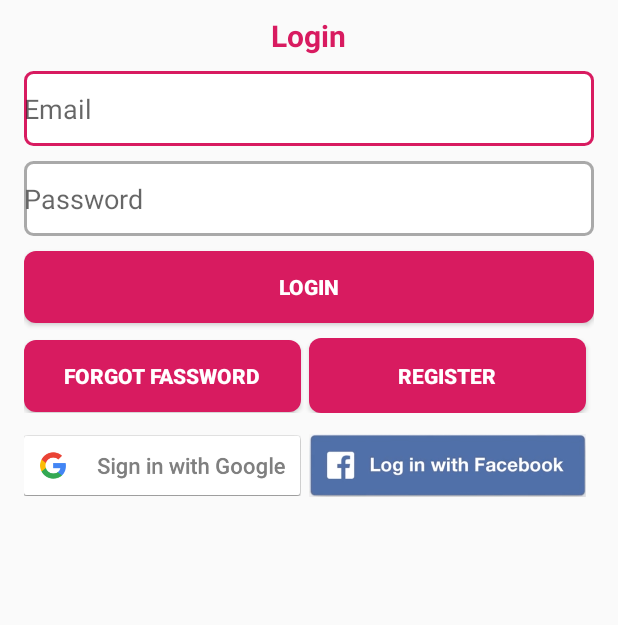
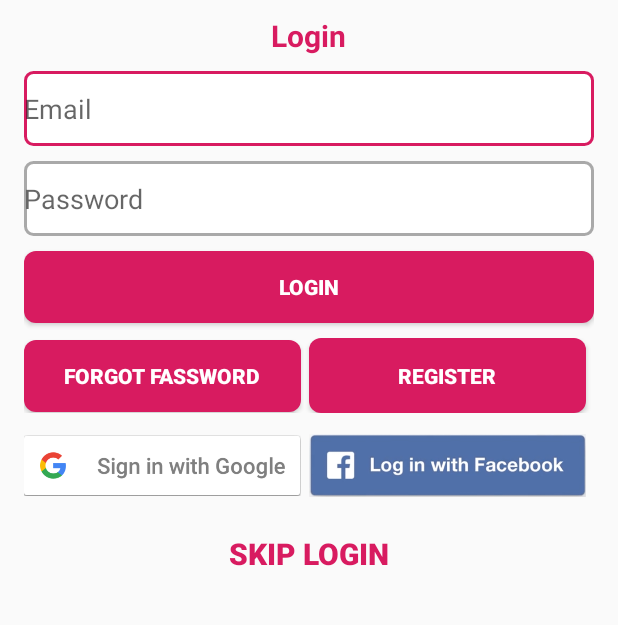
Before and after one commit to pramodmauryapk/testp4u, an Android app: the LoginActivity screen opened directly, with no data from a screen before it, on a phone screen of 412 x 824 dp, the part 354-979 px from its top. Run offline under Robolectric (Android 15) with nearby library versions, the phone set to English and light mode, and no system bars; our stand-ins replace Firebase (no records; nobody signed in at launch, a user with empty details on screens opened directly); 1 statement that could not run was skipped.

Commit message:
login bypass

```diff
--- a/app/src/main/java/my/app/p4ulibrary/LoginActivity.java
+++ b/app/src/main/java/my/app/p4ulibrary/LoginActivity.java
@@ -33,7 +33,7 @@ public class LoginActivity extends AppCompatActivity {
     private static final String TAG = "LoginActivity";
 
     private EditText inputEmail, inputPassword;
-    private Button btnSignin, btnForgotpassword,btnRegister;
+    private Button btnSignin, btnForgotpassword,btnRegister,btnskip;
     private ProgressBar progressBar;
     private FirebaseAuth auth;
 
@@ -48,7 +48,6 @@ public class LoginActivity extends AppCompatActivity {
         //If user is already logged in then go to respective role activities.
        if(auth.getCurrentUser() != null){
             Log.d(TAG,"User going to view role");
-
             startActivity(new Intent(LoginActivity.this, ViewRoleActivity.class));
             Log.d(TAG,"User already logged in, going to role activity now");
             finish();
@@ -73,7 +72,20 @@ public class LoginActivity extends AppCompatActivity {
             @Override
             public void onClick(View view) {
                 startActivity(new Intent(LoginActivity.this, CreateuserActivity.class));
-                Log.d(TAG,"ResetPasswordActivity called successfully");
+                Log.d(TAG,"Register Activity called successfully");
+                finish();
+            }
+        });
+        btnskip.setOnClickListener (new View.OnClickListener () {
+            @Override
+            public void onClick(View view) {
+                Intent i;
+                i=new Intent(LoginActivity.this, MainActivity.class);
+                i.putExtra("user_role", "USER");
+                i.putExtra("user_name", "USER");
+                i.putExtra("user_email", " ");
+                startActivity(i);
+                Log.d(TAG,"User bypassing login, going to role activity now");
                 finish();
             }
         });
@@ -131,7 +143,7 @@ public class LoginActivity extends AppCompatActivity {
         btnForgotpassword = (Button) findViewById(R.id.btn_forgotpassword);
         progressBar = (ProgressBar) findViewById(R.id.progressBar);
         btnRegister=(Button)findViewById(R.id.btn_register);
-
+        btnskip=(Button)findViewById (R.id.btn_skip);
     }
 
 
--- a/app/src/main/java/my/app/p4ulibrary/ViewRoleActivity.java
+++ b/app/src/main/java/my/app/p4ulibrary/ViewRoleActivity.java
@@ -72,6 +72,7 @@ private Intent intent;
         }
         else
         {
+
             startActivity(new Intent(ViewRoleActivity.this, CreateuserActivity.class));
             finish();
         }
--- a/app/src/main/res/layout/activity_login.xml
+++ b/app/src/main/res/layout/activity_login.xml
@@ -138,6 +138,15 @@
                 android:layout_height="50dp"
                android:src="@drawable/facebook"/>
             </LinearLayout>
-
+            <Button
+                style="@style/createuser_control_style"
+                android:text="Skip Login"
+                android:id="@+id/btn_skip"
+                android:gravity="center"
+                android:layout_below="@+id/li2"
+                android:layout_marginTop="10dp"
+                android:background="@color/transparent"
+                android:textColor="@color/colorAccent"
+                android:textStyle="bold"/>
         </RelativeLayout>
     </ScrollView>
```
Also changed, not shown: app/src/main/java/my/app/p4ulibrary/main_menu/MainActivity.java (+6 -4 lines).
